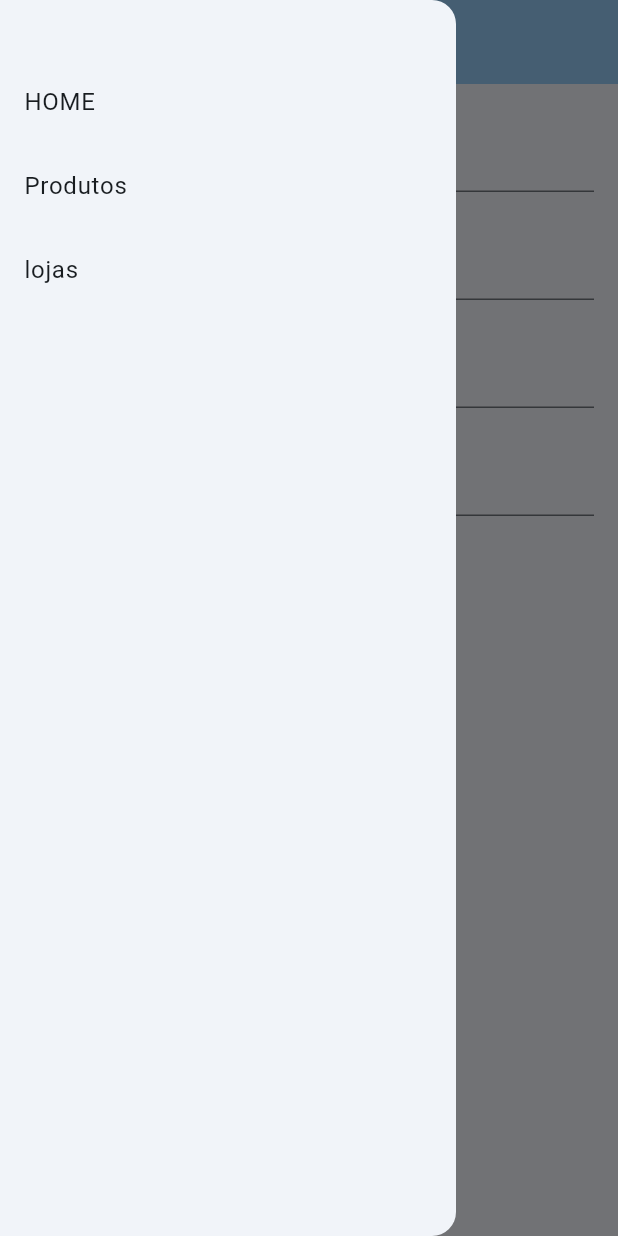
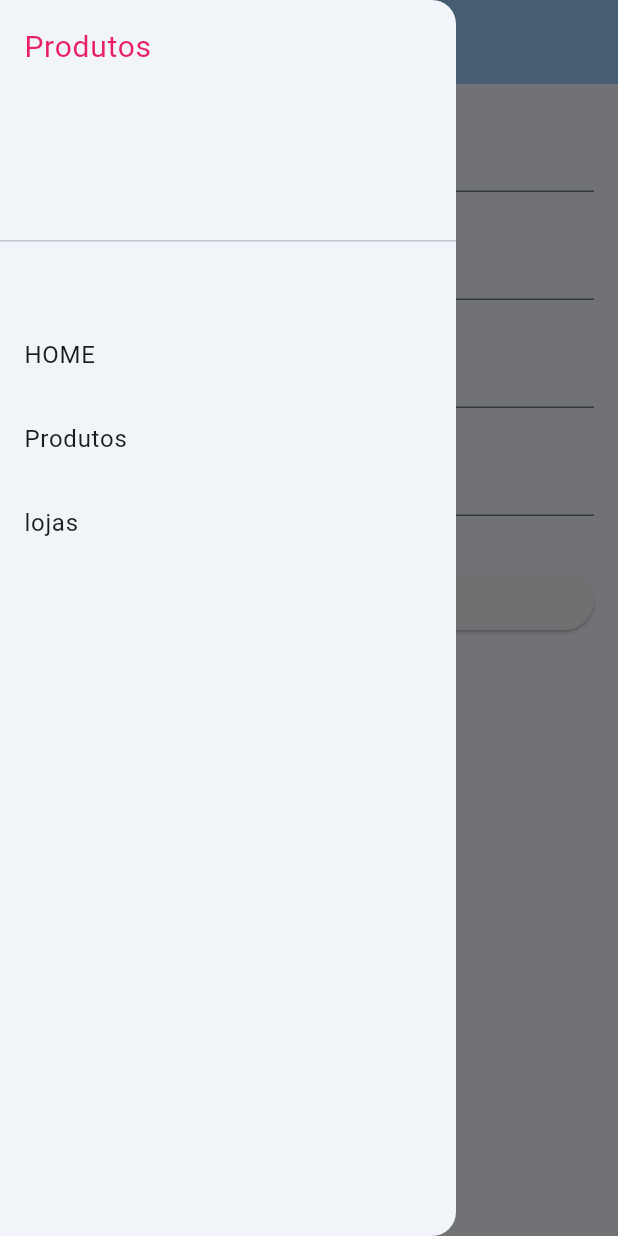
Before and after one commit to guilhermefz/projeto_estudo_flutter, a Flutter app: the LojaFormScreen screen opened by its route, with the side drawer open, on a phone screen of 412 x 824 dp. Run offline on Flutter 3.47's test engine with Material 3 defaults, Android fonts, the light colour scheme and no system bars; our stand-ins replace get; network calls fail.

Commit message:
refatoração e criação do método salvar

```diff
--- a/lib/components/menu_component.dart
+++ b/lib/components/menu_component.dart
@@ -11,6 +11,11 @@ class MenuComponent extends StatelessWidget {
       child: ListView(
         padding: EdgeInsets.zero,
         children: <Widget>[
+          DrawerHeader(
+              child: Text("Produtos",
+                style: TextStyle(color: Colors.pink, fontSize: 20),
+              )
+          ),
           const SizedBox(height: 40),
           ListTile(
             title: const Text('HOME'),
--- a/lib/main.dart
+++ b/lib/main.dart
@@ -1,7 +1,12 @@
+import 'package:desenv_mobile/controllers/loja_controller.dart';
+import 'package:desenv_mobile/controllers/produto_controller.dart';
 import 'package:desenv_mobile/screens/home_screen.dart';
 import 'package:desenv_mobile/screens/loja_form_screen.dart';
+import 'package:desenv_mobile/screens/produto_form_screen.dart';
 import 'package:desenv_mobile/screens/produto_list_screen.dart';
 import 'package:desenv_mobile/screens/teste_screen.dart';
+import 'package:desenv_mobile/services/loja_service.dart';
+import 'package:desenv_mobile/services/produto_service.dart';
 import 'package:flutter/material.dart';
 import 'package:get/get.dart';
 import 'package:get/get_navigation/src/root/get_material_app.dart';
@@ -29,8 +34,29 @@ class MyApp extends StatelessWidget {
         GetPage(name: '/', page: () => MyHomePage(title: 'home')),
         GetPage(name: '/produtos', page: () => ListaProdutos()),
         GetPage(name: '/lojas', page: () => MyPageTeste()),
-        GetPage(name: '/loja_form', page: () => LojaFormScreen())
-      ],
-    );
+        GetPage(
+          name: '/loja_form',
+          page: () => LojaFormScreen(),
+          binding: BindingsBuilder((){
+
+            Get.lazyPut(() => LojaService()); //registra
+
+            Get.put(
+              LojaController(service: Get.find<LojaService>())
+            );
+          })
+        ),
+        GetPage(
+            name: '/produto_form',
+            page: () => ProdutoFormScreen(),
+            binding: BindingsBuilder((){
+              Get.lazyPut(() => ProdutoService());
+
+              Get.put(
+                ProdutoController(service: Get.find<ProdutoService>())
+              );
+            })
+        ),
+    ]);
   }
 }
--- a/lib/screens/loja_form_screen.dart
+++ b/lib/screens/loja_form_screen.dart
@@ -1,22 +1,25 @@
 import 'package:flutter/material.dart';
 import 'package:get/get.dart';
 import '../components/menu_component.dart';
+import '../controllers/loja_controller.dart';
 import '../models/loja_model.dart';
 import '../services/loja_service.dart';
 
 class LojaFormScreen extends StatefulWidget {
-  const LojaFormScreen({Key? key}) : super(key: key);
+  final controller = Get.put(LojaController(
+      service: LojaService()));
+
 
   @override
   State<LojaFormScreen> createState() => _LojaFormScreenState();
 }
 
 class _LojaFormScreenState extends State<LojaFormScreen> {
+  final _formKey = GlobalKey<FormState>();
   final _nomeController = TextEditingController();
   final _cnpjController = TextEditingController();
   final _enderecoController = TextEditingController();
   final _telefoneController = TextEditingController();
-  final _service = LojaService(); // Instância do serviço
   String? id;
 
   @override
@@ -32,27 +35,6 @@ class _LojaFormScreenState extends State<LojaFormScreen> {
     }
   }
 
-
-
-  Future<void> _salvarLoja() async {
-    // 1. Criar um novo objeto LojaModel com os dados do formulário
-    final novaLoja = LojaModel(
-      nome: _nomeController.text,
-      cnpj: _cnpjController.text,
-      endereco: _enderecoController.text,
-      telefone: _telefoneController.text,
-    );
-
-    // 2. Chamar o serviço para salvar a loja (essa lógica precisará ser implementada no LojaService)
-    try {
-      // await _service.salvar(novaLoja);
-      Get.snackbar('Sucesso!', 'Loja salva com sucesso.');
-      Get.back(); // Volta para a tela anterior
-    } catch (e) {
-      Get.snackbar('Erro', 'Não foi possível salvar a loja.');
-    }
-  }
-
   @override
   Widget build(BuildContext context) {
     return Scaffold(
@@ -60,36 +42,54 @@ class _LojaFormScreenState extends State<LojaFormScreen> {
         title: const Text('Formulário de Loja'),
         backgroundColor: Theme.of(context).colorScheme.inversePrimary,
       ),
-      drawer: const MenuComponent(),
-      body: SingleChildScrollView(
-        padding: const EdgeInsets.all(16.0),
-        child: Column(
+      drawer: MenuComponent(),
+      body:
+      Padding(padding: EdgeInsets.all(16),
+        child: Form(
+          key: _formKey,
+          child:
+          ListView(
           children: [
-            TextField(
+            TextFormField(
               controller: _nomeController,
               decoration: const InputDecoration(labelText: 'Nome'),
             ),
             const SizedBox(height: 16),
-            TextField(
+            TextFormField(
               controller: _cnpjController,
               decoration: const InputDecoration(labelText: 'CNPJ'),
             ),
             const SizedBox(height: 16),
-            TextField(
+            TextFormField(
               controller: _enderecoController,
               decoration: const InputDecoration(labelText: 'Endereço'),
             ),
             const SizedBox(height: 16),
-            TextField(
+            TextFormField(
               controller: _telefoneController,
               decoration: const InputDecoration(labelText: 'Telefone'),
             ),
             const SizedBox(height: 32),
-            ElevatedButton(
-              onPressed: _salvarLoja, // Chamar o método de salvar
-              child: const Text('Salvar Loja'),
-            ),
+            Obx(() => ElevatedButton.icon(
+                onPressed: widget.controller.isLoading.value ? null
+                    :(){
+                      if(_formKey.currentState!.validate()){
+                        widget.controller.salvar(
+                          nome: _nomeController.text,
+                          cnpj: _cnpjController.text,
+                          endereco: _enderecoController.text,
+                          telefone: _telefoneController.text
+                        );
+                      }
+                    },
+                icon: Icon(Icons.save),
+                label: Text(
+                  widget.controller.isLoading.value ? 'Salvando...': 'Salvar'
+                ),
+              )
+            )
           ],
+          ),
         ),
       ),
     );
```
Also changed, not shown: lib/controllers/loja_controller.dart (+19 -0 lines), lib/screens/produto_list_screen.dart (+10 -4 lines), lib/screens/teste_screen.dart (+7 -0 lines), lib/services/loja_service.dart (+11 -0 lines).
